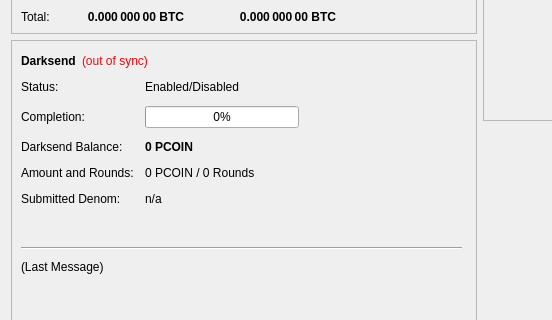
First picture: the form in src/qt/forms/overviewpage.ui, repository CoinExample/ANG, before the edit; both pictures show x 0 to 552 and y 182 to 502 of the 960 by 585 pixel window.
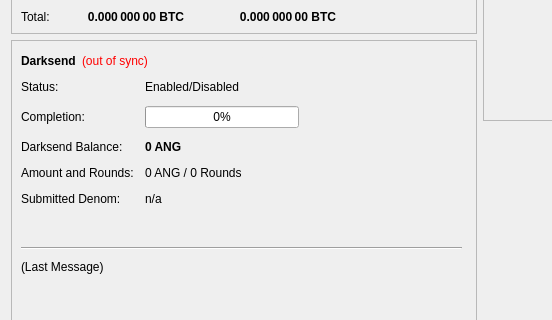
Second picture: the form after the edit.

```diff
--- a/src/qt/forms/overviewpage.ui
+++ b/src/qt/forms/overviewpage.ui
@@ -474,7 +474,7 @@
               </font>
              </property>
              <property name="text">
-              <string notr="true">0 PCOIN</string>
+              <string notr="true">0 ANG</string>
              </property>
             </widget>
            </item>
@@ -488,7 +488,7 @@
            <item row="3" column="1">
             <widget class="QLabel" name="labelAmountRounds">
              <property name="text">
-              <string>0 PCOIN / 0 Rounds</string>
+              <string>0 ANG / 0 Rounds</string>
              </property>
             </widget>
            </item>
```
Left out of the diff: 6 changed lines with no effect on the pictures.
